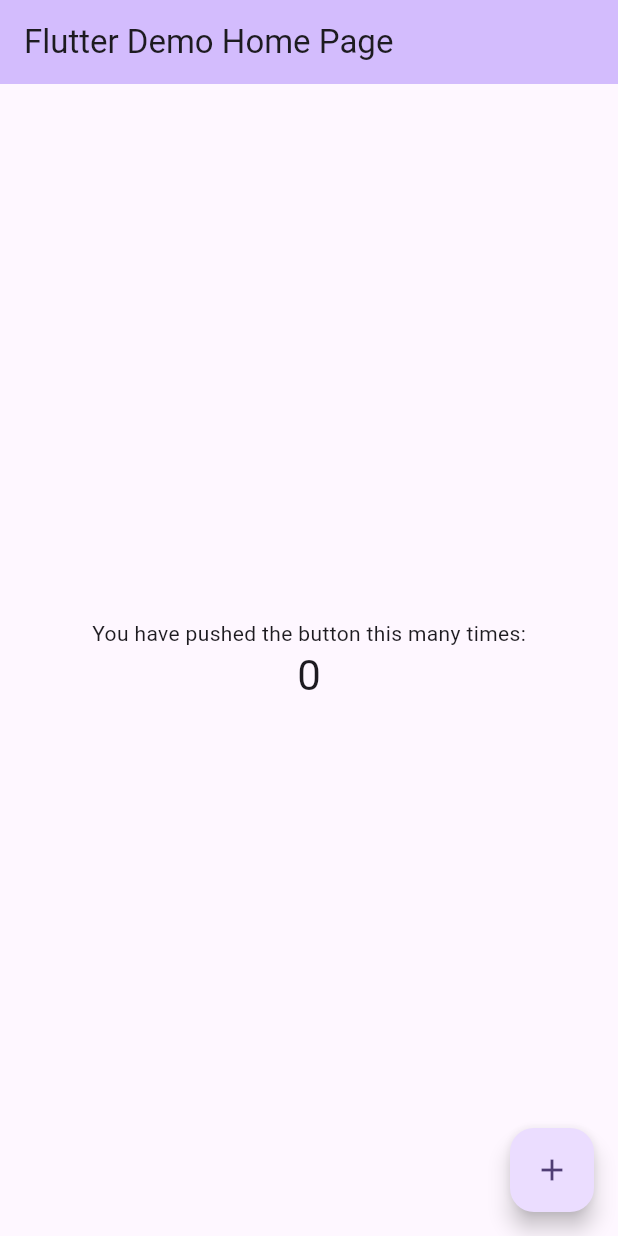
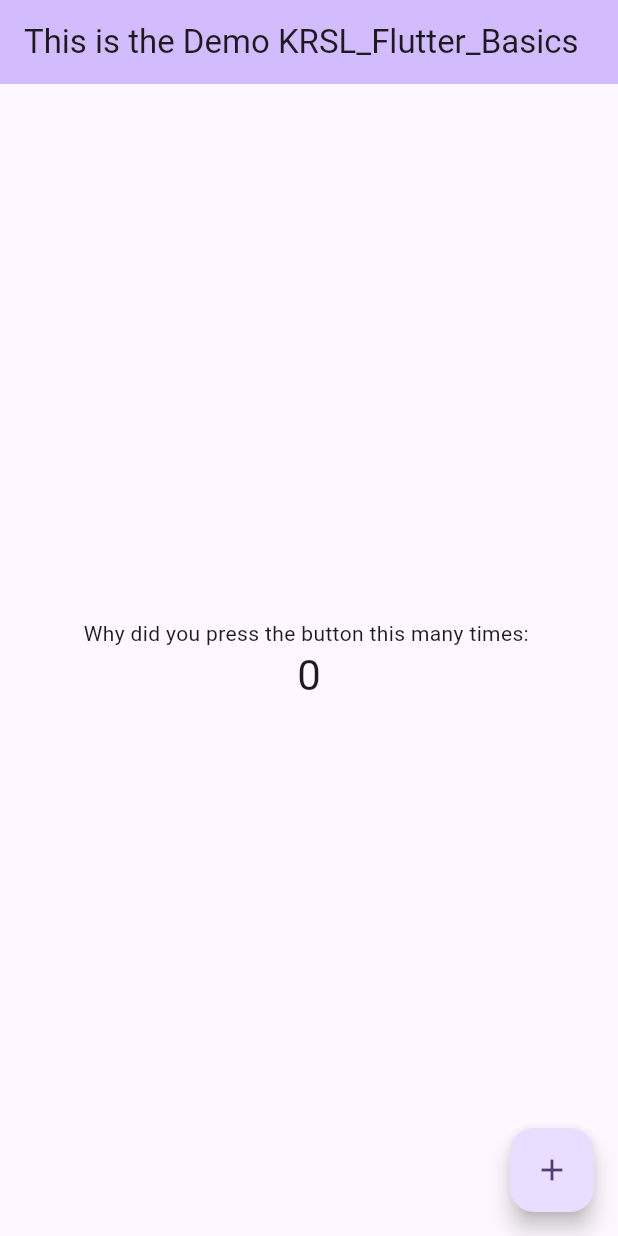
Before and after one commit to KRSL367/Learning_Flutter, a Flutter app: the screen it shows after launch, on a phone screen of 412 x 824 dp. Run offline on Flutter 3.47's test engine with Material 2 defaults, Android fonts, the phone set to English and light mode, and no system bars.

Commit message:
sample commit

```diff
--- a/first_app/lib/main.dart
+++ b/first_app/lib/main.dart
@@ -31,7 +31,7 @@ class MyApp extends StatelessWidget {
         colorScheme: ColorScheme.fromSeed(seedColor: Colors.deepPurple),
         useMaterial3: true,
       ),
-      home: const MyHomePage(title: 'Flutter Demo Home Page'),
+      home: const MyHomePage(title: 'This is the Demo KRSL_Flutter_Basics'),
     );
   }
 }
@@ -106,7 +106,7 @@ class _MyHomePageState extends State<MyHomePage> {
           mainAxisAlignment: MainAxisAlignment.center,
           children: <Widget>[
             const Text(
-              'You have pushed the button this many times:',
+              'Why did you press the button this many times: ',
             ),
             Text(
               '$_counter',
```
